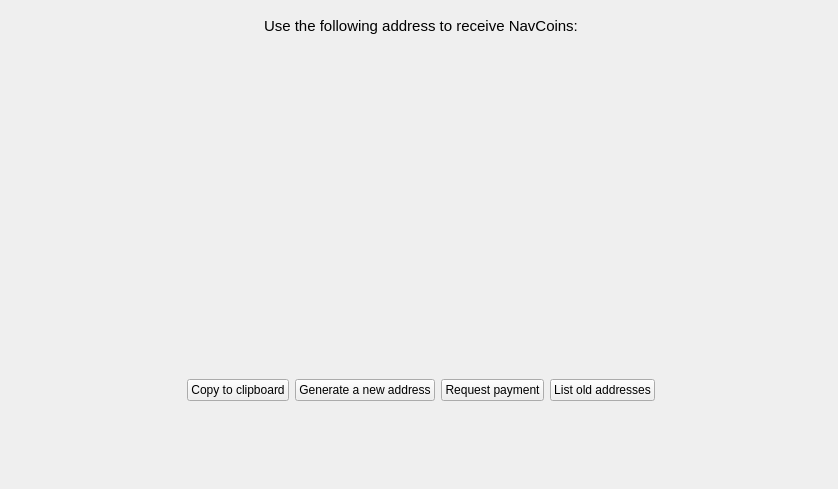
The window that src/qt/getaddresstoreceive.ui (navcoin/navcoin-core) describes before a commit, drawn with Qt 5.
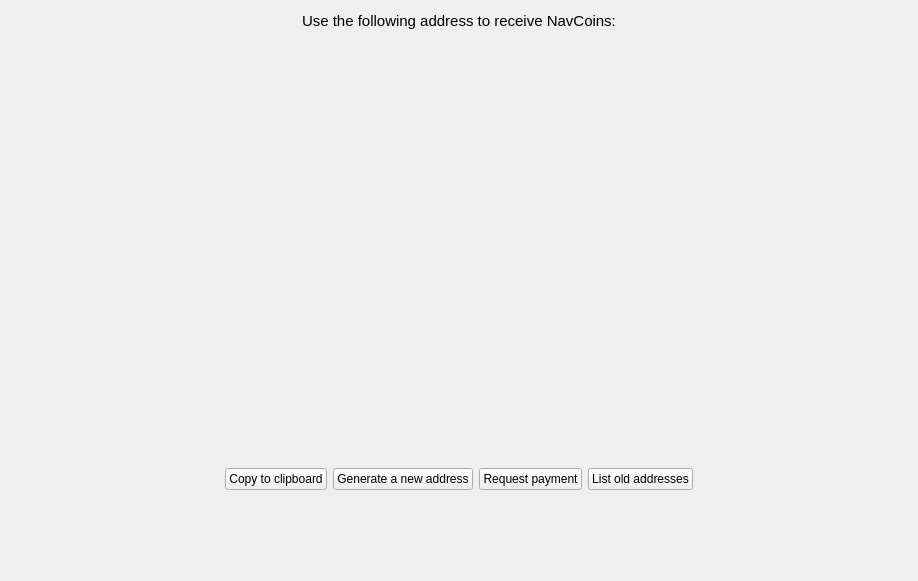
The same window after the commit. Custom widgets are drawn as their Qt base class.

Commit message: gui: new address dialog adapts to window size

```diff
--- a/src/qt/getaddresstoreceive.ui
+++ b/src/qt/getaddresstoreceive.ui
@@ -6,39 +6,25 @@
    <rect>
     <x>0</x>
     <y>0</y>
-    <width>838</width>
-    <height>489</height>
+    <width>918</width>
+    <height>581</height>
    </rect>
   </property>
+  <property name="sizePolicy">
+   <sizepolicy hsizetype="MinimumExpanding" vsizetype="MinimumExpanding">
+    <horstretch>0</horstretch>
+    <verstretch>0</verstretch>
+   </sizepolicy>
+  </property>
   <property name="windowTitle">
    <string>Form</string>
   </property>
-  <widget class="QWidget" name="verticalLayoutWidget">
-   <property name="geometry">
-    <rect>
-     <x>10</x>
-     <y>10</y>
-     <width>821</width>
-     <height>471</height>
-    </rect>
-   </property>
+  <layout class="QGridLayout" name="gridLayout">
+   <item row="0" column="0">
    <layout class="QVBoxLayout" name="verticalLayout">
-    <item>
-     <spacer name="verticalSpacer">
-      <property name="orientation">
-       <enum>Qt::Vertical</enum>
-      </property>
-      <property name="sizeType">
-       <enum>QSizePolicy::Maximum</enum>
-      </property>
-      <property name="sizeHint" stdset="0">
-       <size>
-        <width>20</width>
-        <height>40</height>
-       </size>
-      </property>
-     </spacer>
-    </item>
+     <property name="sizeConstraint">
+      <enum>QLayout::SetNoConstraint</enum>
+     </property>
     <item>
      <layout class="QHBoxLayout" name="horizontalLayout">
       <item>
@@ -81,6 +67,22 @@
       </item>
      </layout>
     </item>
+     <item>
+      <spacer name="verticalSpacer">
+       <property name="orientation">
+        <enum>Qt::Vertical</enum>
+       </property>
+       <property name="sizeType">
+        <enum>QSizePolicy::Maximum</enum>
+       </property>
+       <property name="sizeHint" stdset="0">
+        <size>
+         <width>20</width>
+         <height>40</height>
+        </size>
+       </property>
+      </spacer>
+     </item>
     <item>
      <spacer name="verticalSpacer_2">
       <property name="orientation">
@@ -277,7 +279,8 @@
      </spacer>
     </item>
    </layout>
-  </widget>
+   </item>
+  </layout>
  </widget>
  <customwidgets>
   <customwidget>
```
Left out of the diff: 3 changed lines with no effect on the pictures. Lines whose indentation alone changed are shown as unchanged.
